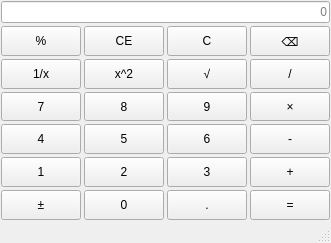
Before: the Qt Designer form mainwindow.ui in Melody-327/Melody, drawn with Qt 5.
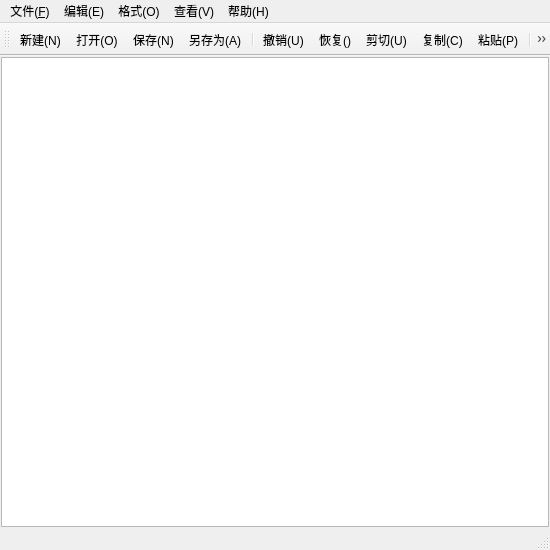
After: the same form once the commit is applied. Icons and pictures are not drawn. Custom widgets are drawn as their Qt base class.

Diff of the .ui file:
```diff
--- a/mainwindow.ui
+++ b/mainwindow.ui
@@ -6,17 +6,35 @@
    <rect>
     <x>0</x>
     <y>0</y>
-    <width>322</width>
-    <height>243</height>
+    <width>550</width>
+    <height>550</height>
    </rect>
   </property>
+  <property name="sizePolicy">
+   <sizepolicy hsizetype="Fixed" vsizetype="Fixed">
+    <horstretch>0</horstretch>
+    <verstretch>0</verstretch>
+   </sizepolicy>
+  </property>
+  <property name="minimumSize">
+   <size>
+    <width>550</width>
+    <height>550</height>
+   </size>
+  </property>
+  <property name="maximumSize">
+   <size>
+    <width>2000</width>
+    <height>2000</height>
+   </size>
+  </property>
   <property name="windowTitle">
    <string>MainWindow</string>
   </property>
   <widget class="QWidget" name="centralwidget">
    <layout class="QVBoxLayout" name="verticalLayout">
     <property name="spacing">
-     <number>3</number>
+     <number>0</number>
     </property>
     <property name="leftMargin">
      <number>1</number>
@@ -31,330 +49,14 @@
      <number>1</number>
     </property>
     <item>
-     <layout class="QGridLayout" name="gridLayout">
-      <item row="2" column="8" colspan="2">
-       <widget class="QPushButton" name="btnDivide">
-        <property name="sizePolicy">
-         <sizepolicy hsizetype="Minimum" vsizetype="Minimum">
-          <horstretch>0</horstretch>
-          <verstretch>0</verstretch>
-         </sizepolicy>
-        </property>
-        <property name="text">
-         <string>/</string>
-        </property>
-       </widget>
-      </item>
-      <item row="4" column="5" colspan="3">
-       <widget class="QPushButton" name="btnNum6">
-        <property name="sizePolicy">
-         <sizepolicy hsizetype="Minimum" vsizetype="Minimum">
-          <horstretch>0</horstretch>
-          <verstretch>0</verstretch>
-         </sizepolicy>
-        </property>
-        <property name="text">
-         <string>6</string>
-        </property>
-       </widget>
-      </item>
-      <item row="6" column="8" colspan="2">
-       <widget class="QPushButton" name="btnEqual">
-        <property name="sizePolicy">
-         <sizepolicy hsizetype="Minimum" vsizetype="Minimum">
-          <horstretch>0</horstretch>
-          <verstretch>0</verstretch>
-         </sizepolicy>
-        </property>
-        <property name="text">
-         <string>=</string>
-        </property>
-       </widget>
-      </item>
-      <item row="6" column="0" colspan="2">
-       <widget class="QPushButton" name="btnInverse_2">
-        <property name="sizePolicy">
-         <sizepolicy hsizetype="Minimum" vsizetype="Minimum">
-          <horstretch>0</horstretch>
-          <verstretch>0</verstretch>
-         </sizepolicy>
-        </property>
-        <property name="text">
-         <string>±</string>
-        </property>
-       </widget>
-      </item>
-      <item row="4" column="2" colspan="3">
-       <widget class="QPushButton" name="btnNum5">
-        <property name="sizePolicy">
-         <sizepolicy hsizetype="Minimum" vsizetype="Minimum">
-          <horstretch>0</horstretch>
-          <verstretch>0</verstretch>
-         </sizepolicy>
-        </property>
-        <property name="text">
-         <string>5</string>
-        </property>
-       </widget>
-      </item>
-      <item row="5" column="0" colspan="2">
-       <widget class="QPushButton" name="btnNum1">
-        <property name="sizePolicy">
-         <sizepolicy hsizetype="Minimum" vsizetype="Minimum">
-          <horstretch>0</horstretch>
-          <verstretch>0</verstretch>
-         </sizepolicy>
-        </property>
-        <property name="text">
-         <string>1</string>
-        </property>
-       </widget>
-      </item>
-      <item row="1" column="0" colspan="2">
-       <widget class="QPushButton" name="btnPercentage">
-        <property name="sizePolicy">
-         <sizepolicy hsizetype="Minimum" vsizetype="Minimum">
-          <horstretch>0</horstretch>
-          <verstretch>0</verstretch>
-         </sizepolicy>
-        </property>
-        <property name="text">
-         <string>%</string>
-        </property>
-       </widget>
-      </item>
-      <item row="1" column="8" colspan="2">
-       <widget class="QPushButton" name="btnDel">
-        <property name="sizePolicy">
-         <sizepolicy hsizetype="Minimum" vsizetype="Minimum">
-          <horstretch>0</horstretch>
-          <verstretch>0</verstretch>
-         </sizepolicy>
-        </property>
-        <property name="text">
-         <string>⌫</string>
-        </property>
-       </widget>
-      </item>
-      <item row="5" column="8" colspan="2">
-       <widget class="QPushButton" name="btnPlus">
-        <property name="sizePolicy">
-         <sizepolicy hsizetype="Minimum" vsizetype="Minimum">
-          <horstretch>0</horstretch>
-          <verstretch>0</verstretch>
-         </sizepolicy>
-        </property>
-        <property name="text">
-         <string>+</string>
-        </property>
-       </widget>
-      </item>
-      <item row="1" column="2" colspan="3">
-       <widget class="QPushButton" name="btnClear">
-        <property name="sizePolicy">
-         <sizepolicy hsizetype="Minimum" vsizetype="Minimum">
-          <horstretch>0</horstretch>
-          <verstretch>0</verstretch>
-         </sizepolicy>
-        </property>
-        <property name="text">
-         <string>CE</string>
-        </property>
-       </widget>
-      </item>
-      <item row="3" column="5" colspan="3">
-       <widget class="QPushButton" name="btnNum9">
-        <property name="sizePolicy">
-         <sizepolicy hsizetype="Minimum" vsizetype="Minimum">
-          <horstretch>0</horstretch>
-          <verstretch>0</verstretch>
-         </sizepolicy>
-        </property>
-        <property name="text">
-         <string>9</string>
-        </property>
-       </widget>
-      </item>
-      <item row="1" column="5" colspan="3">
-       <widget class="QPushButton" name="btnClearAll">
-        <property name="sizePolicy">
-         <sizepolicy hsizetype="Minimum" vsizetype="Minimum">
-          <horstretch>0</horstretch>
-          <verstretch>0</verstretch>
-         </sizepolicy>
-        </property>
-        <property name="text">
-         <string>C</string>
-        </property>
-       </widget>
-      </item>
-      <item row="4" column="0" colspan="2">
-       <widget class="QPushButton" name="btnNum4">
-        <property name="sizePolicy">
-         <sizepolicy hsizetype="Minimum" vsizetype="Minimum">
-          <horstretch>0</horstretch>
-          <verstretch>0</verstretch>
-         </sizepolicy>
-        </property>
-        <property name="text">
-         <string>4</string>
-        </property>
-       </widget>
-      </item>
-      <item row="4" column="8" colspan="2">
-       <widget class="QPushButton" name="btnMinus">
-        <property name="sizePolicy">
-         <sizepolicy hsizetype="Minimum" vsizetype="Minimum">
-          <horstretch>0</horstretch>
-          <verstretch>0</verstretch>
-         </sizepolicy>
-        </property>
-        <property name="text">
-         <string>-</string>
-        </property>
-       </widget>
-      </item>
-      <item row="5" column="2" colspan="3">
-       <widget class="QPushButton" name="btnNum2">
-        <property name="sizePolicy">
-         <sizepolicy hsizetype="Minimum" vsizetype="Minimum">
-          <horstretch>0</horstretch>
-          <verstretch>0</verstretch>
-         </sizepolicy>
-        </property>
-        <property name="text">
-         <string>2</string>
-        </property>
-       </widget>
-      </item>
-      <item row="6" column="2" colspan="3">
-       <widget class="QPushButton" name="btnNum0">
-        <property name="sizePolicy">
-         <sizepolicy hsizetype="Minimum" vsizetype="Minimum">
-          <horstretch>0</horstretch>
-          <verstretch>0</verstretch>
-         </sizepolicy>
-        </property>
-        <property name="text">
-         <string>0</string>
-        </property>
-       </widget>
-      </item>
-      <item row="6" column="5" colspan="3">
-       <widget class="QPushButton" name="btnPeriod">
-        <property name="sizePolicy">
-         <sizepolicy hsizetype="Minimum" vsizetype="Minimum">
-          <horstretch>0</horstretch>
-          <verstretch>0</verstretch>
-         </sizepolicy>
-        </property>
-        <property name="text">
-         <string>.</string>
-        </property>
-       </widget>
-      </item>
-      <item row="2" column="2" colspan="3">
-       <widget class="QPushButton" name="btnSauqre">
-        <property name="sizePolicy">
-         <sizepolicy hsizetype="Minimum" vsizetype="Minimum">
-          <horstretch>0</horstretch>
-          <verstretch>0</verstretch>
-         </sizepolicy>
-        </property>
-        <property name="text">
-         <string>x^2</string>
-        </property>
-       </widget>
-      </item>
-      <item row="3" column="0" colspan="2">
-       <widget class="QPushButton" name="btnNun7">
-        <property name="sizePolicy">
-         <sizepolicy hsizetype="Minimum" vsizetype="Minimum">
-          <horstretch>0</horstretch>
-          <verstretch>0</verstretch>
-         </sizepolicy>
-        </property>
-        <property name="text">
-         <string>7</string>
-        </property>
-       </widget>
-      </item>
-      <item row="3" column="8" colspan="2">
-       <widget class="QPushButton" name="btnMultiple">
-        <property name="sizePolicy">
-         <sizepolicy hsizetype="Minimum" vsizetype="Minimum">
-          <horstretch>0</horstretch>
-          <verstretch>0</verstretch>
-         </sizepolicy>
-        </property>
-        <property name="text">
-         <string>×</string>
-        </property>
-       </widget>
-      </item>
-      <item row="2" column="5" colspan="3">
-       <widget class="QPushButton" name="btnSqrt">
-        <property name="sizePolicy">
-         <sizepolicy hsizetype="Minimum" vsizetype="Minimum">
-          <horstretch>0</horstretch>
-          <verstretch>0</verstretch>
-         </sizepolicy>
-        </property>
-        <property name="text">
-         <string>√</string>
-        </property>
-       </widget>
-      </item>
-      <item row="2" column="0" colspan="2">
-       <widget class="QPushButton" name="btnInverse">
-        <property name="sizePolicy">
-         <sizepolicy hsizetype="Minimum" vsizetype="Minimum">
-          <horstretch>0</horstretch>
-          <verstretch>0</verstretch>
-         </sizepolicy>
-        </property>
-        <property name="text">
-         <string>1/x</string>
-        </property>
-       </widget>
-      </item>
-      <item row="3" column="2" colspan="3">
-       <widget class="QPushButton" name="btnNum8">
-        <property name="sizePolicy">
-         <sizepolicy hsizetype="Minimum" vsizetype="Minimum">
-          <horstretch>0</horstretch>
-          <verstretch>0</verstretch>
-         </sizepolicy>
-        </property>
-        <property name="text">
-         <string>8</string>
-        </property>
-       </widget>
-      </item>
-      <item row="5" column="5" colspan="3">
-       <widget class="QPushButton" name="btnNum3">
-        <property name="sizePolicy">
-         <sizepolicy hsizetype="Minimum" vsizetype="Minimum">
-          <horstretch>0</horstretch>
-          <verstretch>0</verstretch>
-         </sizepolicy>
-        </property>
-        <property name="text">
-         <string>3</string>
-        </property>
-       </widget>
-      </item>
-      <item row="0" column="0" colspan="10">
-       <widget class="QLineEdit" name="display">
-        <property name="alignment">
-         <set>Qt::AlignRight|Qt::AlignTrailing|Qt::AlignVCenter</set>
-        </property>
-        <property name="placeholderText">
-         <string>0</string>
-        </property>
-       </widget>
-      </item>
-     </layout>
+     <widget class="CodeEditor" name="textEdit">
+      <property name="minimumSize">
+       <size>
+        <width>150</width>
+        <height>0</height>
+       </size>
+      </property>
+     </widget>
     </item>
    </layout>
   </widget>
@@ -363,13 +65,390 @@
     <rect>
      <x>0</x>
      <y>0</y>
-     <width>322</width>
-     <height>23</height>
+     <width>550</width>
+     <height>20</height>
     </rect>
    </property>
+   <widget class="QMenu" name="menu">
+    <property name="title">
+     <string>文件(&amp;F)</string>
+    </property>
+    <addaction name="actionNew"/>
+    <addaction name="actionOpen"/>
+    <addaction name="actionSave"/>
+    <addaction name="actionSaveAs"/>
+    <addaction name="actionExit"/>
+   </widget>
+   <widget class="QMenu" name="menu_E">
+    <property name="title">
+     <string>编辑(E)</string>
+    </property>
+    <addaction name="actionUndo"/>
+    <addaction name="actionRedo"/>
+    <addaction name="actionCut"/>
+    <addaction name="actionCopy"/>
+    <addaction name="actionPaste"/>
+    <addaction name="separator"/>
+    <addaction name="actionFind"/>
+    <addaction name="actionReplace"/>
+    <addaction name="separator"/>
+    <addaction name="actionSelectAll"/>
+   </widget>
+   <widget class="QMenu" name="menu_O">
+    <property name="title">
+     <string>格式(O)</string>
+    </property>
+    <addaction name="actionLineWrap"/>
+    <addaction name="actionDraft"/>
+    <addaction name="actionFont"/>
+    <addaction name="actionFontColor"/>
+    <addaction name="separator"/>
+    <addaction name="actionFontBackgroundColor"/>
+    <addaction name="actionBackgroundColor"/>
+   </widget>
+   <widget class="QMenu" name="menu_V">
+    <property name="title">
+     <string>查看(V)</string>
+    </property>
+    <addaction name="actionShowToolBar"/>
+    <addaction name="actionShowStatusBar"/>
+   </widget>
+   <widget class="QMenu" name="menu_H">
+    <property name="title">
+     <string>帮助(H)</string>
+    </property>
+    <addaction name="actionAbout"/>
+   </widget>
+   <addaction name="menu"/>
+   <addaction name="menu_E"/>
+   <addaction name="menu_O"/>
+   <addaction name="menu_V"/>
+   <addaction name="menu_H"/>
   </widget>
   <widget class="QStatusBar" name="statusbar"/>
+  <widget class="QToolBar" name="toolBar">
+   <property name="windowTitle">
+    <string>toolBar</string>
+   </property>
+   <attribute name="toolBarArea">
+    <enum>TopToolBarArea</enum>
+   </attribute>
+   <attribute name="toolBarBreak">
+    <bool>false</bool>
+   </attribute>
+   <addaction name="actionNew"/>
+   <addaction name="actionOpen"/>
+   <addaction name="actionSave"/>
+   <addaction name="actionSaveAs"/>
+   <addaction name="separator"/>
+   <addaction name="actionUndo"/>
+   <addaction name="actionRedo"/>
+   <addaction name="actionCut"/>
+   <addaction name="actionCopy"/>
+   <addaction name="actionPaste"/>
+   <addaction name="separator"/>
+   <addaction name="actionFind"/>
+   <addaction name="actionReplace"/>
+   <addaction name="separator"/>
+   <addaction name="actionFont"/>
+   <addaction name="actionDraft"/>
+   <addaction name="actionLineWrap"/>
+   <addaction name="separator"/>
+   <addaction name="actionShowToolBar"/>
+   <addaction name="actionShowStatusBar"/>
+  </widget>
+  <action name="actionNew">
+   <property name="icon">
+    <iconset resource="res.qrc">
+     <normaloff>:/imp/list_alt_24dp_E3E3E3_FILL0_wght400_GRAD0_opsz24.png</normaloff>:/imp/list_alt_24dp_E3E3E3_FILL0_wght400_GRAD0_opsz24.png</iconset>
+   </property>
+   <property name="text">
+    <string>新建(&amp;N)</string>
+   </property>
+   <property name="shortcut">
+    <string>Ctrl+N</string>
+   </property>
+   <property name="menuRole">
+    <enum>QAction::MenuRole::NoRole</enum>
+   </property>
+  </action>
+  <action name="actionOpen">
+   <property name="icon">
+    <iconset resource="res.qrc">
+     <normaloff>:/imp/file_open_24dp_E3E3E3_FILL0_wght400_GRAD0_opsz24.png</normaloff>:/imp/file_open_24dp_E3E3E3_FILL0_wght400_GRAD0_opsz24.png</iconset>
+   </property>
+   <property name="text">
+    <string>打开(&amp;O)</string>
+   </property>
+   <property name="shortcut">
+    <string>Ctrl+O</string>
+   </property>
+   <property name="menuRole">
+    <enum>QAction::MenuRole::NoRole</enum>
+   </property>
+  </action>
+  <action name="actionSave">
+   <property name="icon">
+    <iconset resource="res.qrc">
+     <normaloff>:/imp/file_save_24dp_E3E3E3_FILL0_wght400_GRAD0_opsz24.png</normaloff>:/imp/file_save_24dp_E3E3E3_FILL0_wght400_GRAD0_opsz24.png</iconset>
+   </property>
+   <property name="text">
+    <string>保存(&amp;N)</string>
+   </property>
+   <property name="shortcut">
+    <string>Ctrl+S</string>
+   </property>
+   <property name="menuRole">
+    <enum>QAction::MenuRole::NoRole</enum>
+   </property>
+  </action>
+  <action name="actionSaveAs">
+   <property name="icon">
+    <iconset resource="res.qrc">
+     <normaloff>:/imp/save_as_24dp_E3E3E3_FILL0_wght400_GRAD0_opsz24.png</normaloff>:/imp/save_as_24dp_E3E3E3_FILL0_wght400_GRAD0_opsz24.png</iconset>
+   </property>
+   <property name="text">
+    <string>另存为(&amp;A)</string>
+   </property>
+   <property name="menuRole">
+    <enum>QAction::MenuRole::NoRole</enum>
+   </property>
+  </action>
+  <action name="actionExit">
+   <property name="text">
+    <string>退出(&amp;X)</string>
+   </property>
+   <property name="menuRole">
+    <enum>QAction::MenuRole::NoRole</enum>
+   </property>
+  </action>
+  <action name="actionUndo">
+   <property name="icon">
+    <iconset resource="res.qrc">
+     <normaloff>:/imp/undo_24dp_E3E3E3_FILL0_wght400_GRAD0_opsz24.png</normaloff>:/imp/undo_24dp_E3E3E3_FILL0_wght400_GRAD0_opsz24.png</iconset>
+   </property>
+   <property name="text">
+    <string>撤销(&amp;U)</string>
+   </property>
+   <property name="shortcut">
+    <string>Ctrl+Z</string>
+   </property>
+   <property name="menuRole">
+    <enum>QAction::MenuRole::NoRole</enum>
+   </property>
+  </action>
+  <action name="actionCut">
+   <property name="icon">
+    <iconset resource="res.qrc">
+     <normaloff>:/imp/content_cut_24dp_E3E3E3_FILL0_wght400_GRAD0_opsz24.png</normaloff>:/imp/content_cut_24dp_E3E3E3_FILL0_wght400_GRAD0_opsz24.png</iconset>
+   </property>
+   <property name="text">
+    <string>剪切(&amp;U)</string>
+   </property>
+   <property name="shortcut">
+    <string>Ctrl+X</string>
+   </property>
+   <property name="menuRole">
+    <enum>QAction::MenuRole::NoRole</enum>
+   </property>
+  </action>
+  <action name="actionCopy">
+   <property name="icon">
+    <iconset resource="res.qrc">
+     <normaloff>:/imp/file_copy_24dp_E3E3E3_FILL0_wght400_GRAD0_opsz24.png</normaloff>:/imp/file_copy_24dp_E3E3E3_FILL0_wght400_GRAD0_opsz24.png</iconset>
+   </property>
+   <property name="text">
+    <string>复制(&amp;C)</string>
+   </property>
+   <property name="shortcut">
+    <string>Ctrl+C</string>
+   </property>
+   <property name="menuRole">
+    <enum>QAction::MenuRole::NoRole</enum>
+   </property>
+  </action>
+  <action name="actionPaste">
+   <property name="icon">
+    <iconset resource="res.qrc">
+     <normaloff>:/imp/content_paste_24dp_E3E3E3_FILL0_wght400_GRAD0_opsz24.png</normaloff>:/imp/content_paste_24dp_E3E3E3_FILL0_wght400_GRAD0_opsz24.png</iconset>
+   </property>
+   <property name="text">
+    <string>粘贴(&amp;P)</string>
+   </property>
+   <property name="shortcut">
+    <string>Ctrl+V</string>
+   </property>
+   <property name="menuRole">
+    <enum>QAction::MenuRole::NoRole</enum>
+   </property>
+  </action>
+  <action name="actionFind">
+   <property name="icon">
+    <iconset resource="res.qrc">
+     <normaloff>:/imp/find_in_page_24dp_E3E3E3_FILL0_wght400_GRAD0_opsz24.png</normaloff>:/imp/find_in_page_24dp_E3E3E3_FILL0_wght400_GRAD0_opsz24.png</iconset>
+   </property>
+   <property name="text">
+    <string>查找(&amp;F)</string>
+   </property>
+   <property name="shortcut">
+    <string>Ctrl+F</string>
+   </property>
+   <property name="menuRole">
+    <enum>QAction::MenuRole::NoRole</enum>
+   </property>
+  </action>
+  <action name="actionReplace">
+   <property name="icon">
+    <iconset resource="res.qrc">
+     <normaloff>:/imp/find_replace_24dp_E3E3E3_FILL0_wght400_GRAD0_opsz24.png</normaloff>:/imp/find_replace_24dp_E3E3E3_FILL0_wght400_GRAD0_opsz24.png</iconset>
+   </property>
+   <property name="text">
+    <string>替换(&amp;R)</string>
+   </property>
+   <property name="shortcut">
+    <string>Ctrl+H</string>
+   </property>
+   <property name="menuRole">
+    <enum>QAction::MenuRole::NoRole</enum>
+   </property>
+  </action>
+  <action name="actionFont">
+   <property name="icon">
+    <iconset resource="res.qrc">
+     <normaloff>:/imp/font_download_24dp_E3E3E3_FILL0_wght400_GRAD0_opsz24.png</normaloff>:/imp/font_download_24dp_E3E3E3_FILL0_wght400_GRAD0_opsz24.png</iconset>
+   </property>
+   <property name="text">
+    <string>字体(&amp;F)</string>
+   </property>
+   <property name="menuRole">
+    <enum>QAction::MenuRole::NoRole</enum>
+   </property>
+  </action>
+  <action name="actionLineWrap">
+   <property name="checkable">
+    <bool>true</bool>
+   </property>
+   <property name="icon">
+    <iconset resource="res.qrc">
+     <normaloff>:/imp/go_to_line_24dp_E3E3E3_FILL0_wght400_GRAD0_opsz24.png</normaloff>:/imp/go_to_line_24dp_E3E3E3_FILL0_wght400_GRAD0_opsz24.png</iconset>
+   </property>
+   <property name="text">
+    <string>自动换行(&amp;W)</string>
+   </property>
+   <property name="menuRole">
+    <enum>QAction::MenuRole::NoRole</enum>
+   </property>
+  </action>
+  <action name="actionShowToolBar">
+   <property name="icon">
+    <iconset resource="res.qrc">
+     <normaloff>:/imp/build_24dp_E3E3E3_FILL0_wght400_GRAD0_opsz24.png</normaloff>:/imp/build_24dp_E3E3E3_FILL0_wght400_GRAD0_opsz24.png</iconset>
+   </property>
+   <property name="text">
+    <string>工具栏(&amp;T)</string>
+   </property>
+   <property name="menuRole">
+    <enum>QAction::MenuRole::NoRole</enum>
+   </property>
+  </action>
+  <action name="actionShowStatusBar">
+   <property name="icon">
+    <iconset resource="res.qrc">
+     <normaloff>:/imp/detector_status_24dp_E3E3E3_FILL0_wght400_GRAD0_opsz24.png</normaloff>:/imp/detector_status_24dp_E3E3E3_FILL0_wght400_GRAD0_opsz24.png</iconset>
+   </property>
+   <property name="text">
+    <string>状态栏</string>
+   </property>
+   <property name="menuRole">
+    <enum>QAction::MenuRole::NoRole</enum>
+   </property>
+  </action>
+  <action name="actionRedo">
+   <property name="icon">
+    <iconset resource="res.qrc">
+     <normaloff>:/imp/redo_24dp_E3E3E3_FILL0_wght400_GRAD0_opsz24.png</normaloff>:/imp/redo_24dp_E3E3E3_FILL0_wght400_GRAD0_opsz24.png</iconset>
+   </property>
+   <property name="text">
+    <string>恢复(&amp;)</string>
+   </property>
+   <property name="shortcut">
+    <string>Ctrl+Shift+Z</string>
+   </property>
+   <property name="menuRole">
+    <enum>QAction::MenuRole::NoRole</enum>
+   </property>
+  </action>
+  <action name="actionSelectAll">
+   <property name="text">
+    <string>全选(&amp;A)</string>
+   </property>
+   <property name="shortcut">
+    <string>Ctrl+V</string>
+   </property>
+   <property name="menuRole">
+    <enum>QAction::MenuRole::NoRole</enum>
+   </property>
+  </action>
+  <action name="actionDraft">
+   <property name="icon">
+    <iconset resource="res.qrc">
+     <normaloff>:/imp/list_alt_24dp_E3E3E3_FILL0_wght400_GRAD0_opsz24.png</normaloff>:/imp/list_alt_24dp_E3E3E3_FILL0_wght400_GRAD0_opsz24.png</iconset>
+   </property>
+   <property name="text">
+    <string>显示行号(&amp;L)</string>
+   </property>
+   <property name="shortcut">
+    <string>Ctrl+L</string>
+   </property>
+   <property name="menuRole">
+    <enum>QAction::MenuRole::NoRole</enum>
+   </property>
+  </action>
+  <action name="actionAbout">
+   <property name="text">
+    <string>关于(&amp;A)</string>
+   </property>
+   <property name="menuRole">
+    <enum>QAction::MenuRole::NoRole</enum>
+   </property>
+  </action>
+  <action name="actionFontColor">
+   <property name="text">
+    <string>字体颜色</string>
+   </property>
+   <property name="menuRole">
+    <enum>QAction::MenuRole::NoRole</enum>
+   </property>
+  </action>
+  <action name="actionBackgroundColor">
+   <property name="text">
+    <string>编辑器背景色</string>
+   </property>
+   <property name="menuRole">
+    <enum>QAction::MenuRole::NoRole</enum>
+   </property>
+  </action>
+  <action name="actionFontBackgroundColor">
+   <property name="text">
+    <string>字体背景色</string>
+   </property>
+   <property name="menuRole">
+    <enum>QAction::MenuRole::NoRole</enum>
+   </property>
+  </action>
  </widget>
- <resources/>
+ <customwidgets>
+  <customwidget>
+   <class>CodeEditor</class>
+   <extends>QPlainTextEdit</extends>
+   <header location="global">codeeditor.h</header>
+  </customwidget>
+ </customwidgets>
+ <tabstops>
+  <tabstop>textEdit</tabstop>
+ </tabstops>
+ <resources>
+  <include location="res.qrc"/>
+ </resources>
  <connections/>
 </ui>
```
